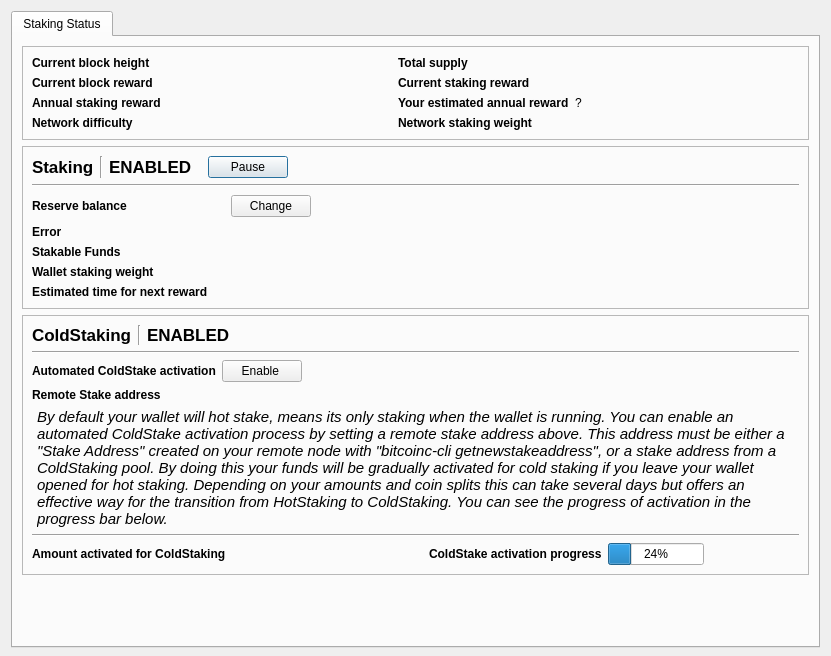
This is src/qt/forms/stakingdialog.ui in Bitcoin-Confidential/BitcoinC-Core as Qt 5 draws it before an edit. The edited form follows.
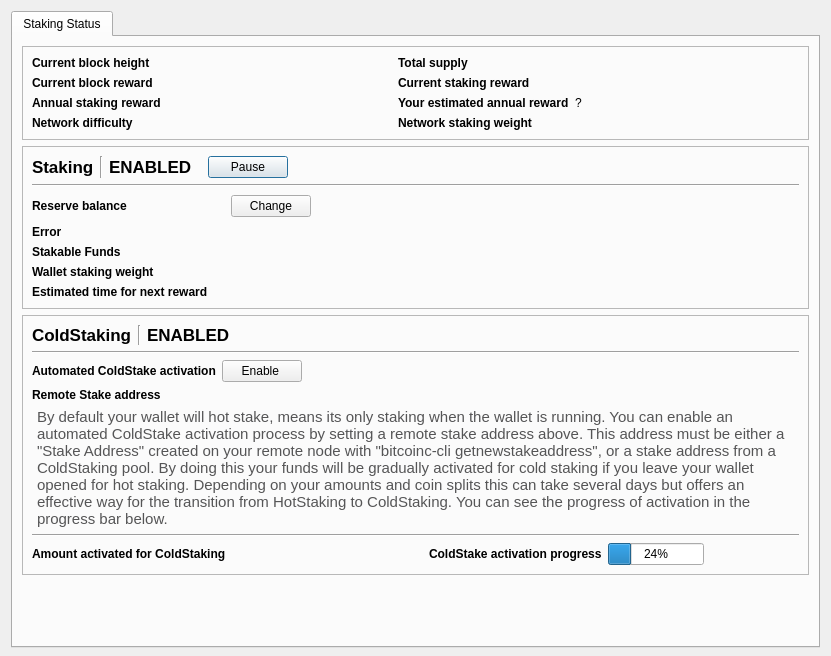
This is the edited form.

Commit message: qt: Hopefully fixed font size for windows/linux (info text staking tab)

What changed in the file:
```diff
--- a/src/qt/forms/stakingdialog.ui
+++ b/src/qt/forms/stakingdialog.ui
@@ -749,11 +749,11 @@
               <property name="font">
                <font>
                 <pointsize>11</pointsize>
-                <italic>true</italic>
+                <italic>false</italic>
                </font>
               </property>
               <property name="styleSheet">
-               <string notr="true"/>
+               <string notr="true">color:rgb(85, 85, 86)</string>
               </property>
               <property name="text">
                <string>By default your wallet will hot stake, means its only staking when the wallet is running. You can enable an automated ColdStake activation process by setting a remote stake address above. This address must be either a &quot;Stake Address&quot; created on your remote node with &quot;bitcoinc-cli getnewstakeaddress&quot;, or a stake address from a ColdStaking pool. By doing this your funds will be gradually activated for cold staking if you leave your wallet opened for hot staking. Depending on your amounts and coin splits this can take several days but offers an effective way for the transition from HotStaking to ColdStaking. You can see the progress of activation in the progress bar below.</string>
```
